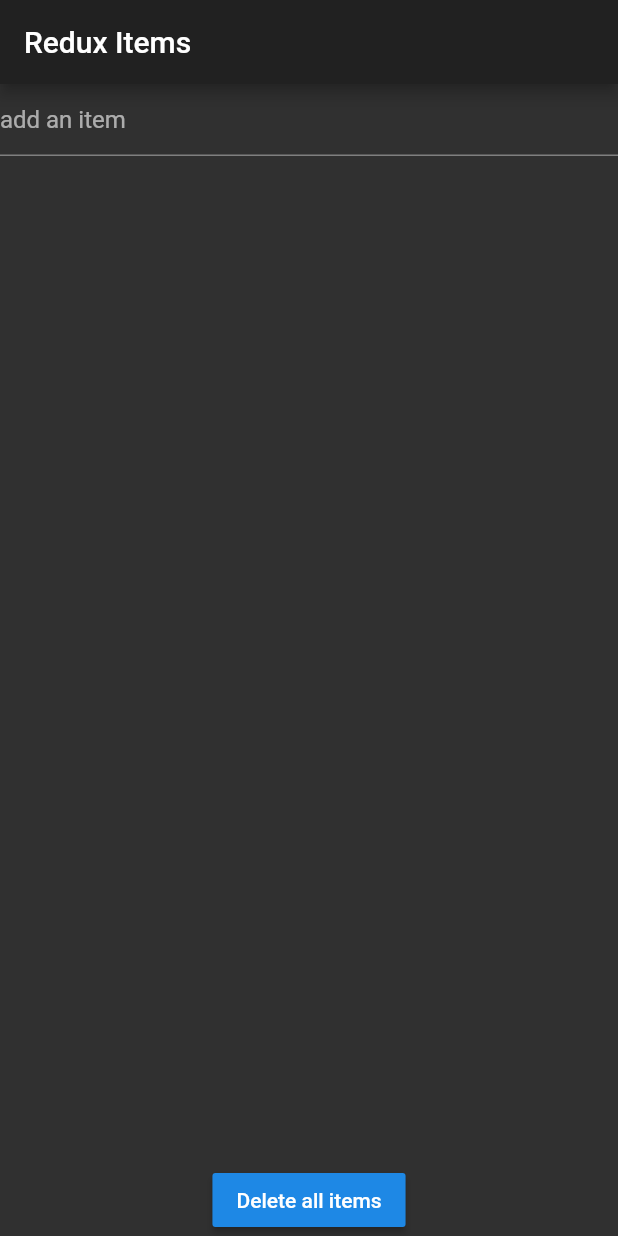
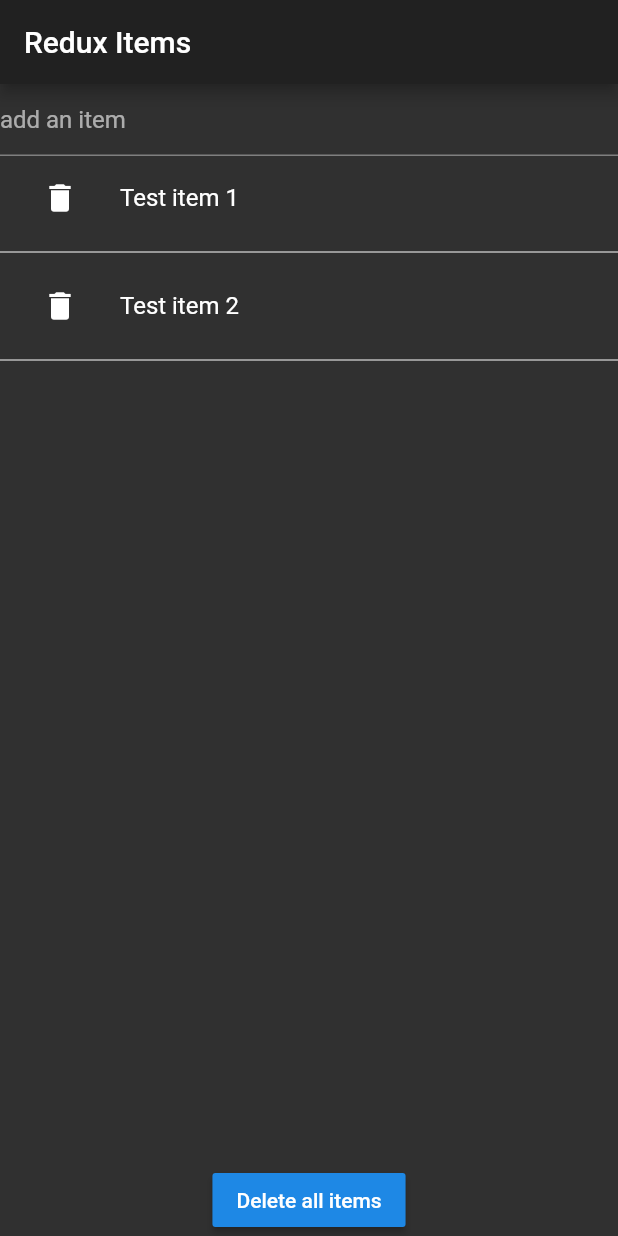
Before and after one commit to Quintessencion/flutter_hello_world, a Flutter app: the screen it shows after launch, on a phone screen of 412 x 824 dp. Run offline on Flutter 3.47's test engine with Material 2 defaults, Android fonts, the phone set to English and light mode, and no system bars; our stand-ins replace flutter_redux, redux.

Commit message:
added test data

```diff
--- a/lib/redux/model/model.dart
+++ b/lib/redux/model/model.dart
@@ -5,7 +5,13 @@ class AppState {
 
   AppState({@required this.items});
 
-  AppState.initialState() : items = List.unmodifiable(<Item>[]);
+  AppState.initialState() : items = createTextList();
+
+  static createTextList() {
+    return <Item>[]
+      ..add(Item(id: -1, body: 'Test item 1'))
+      ..add(Item(id: -2, body: 'Test item 2'));
+  }
 }
 
 class Item {
--- a/lib/redux/myHomePage.dart
+++ b/lib/redux/myHomePage.dart
@@ -1,7 +1,7 @@
 import 'package:flutter/material.dart';
 import 'package:flutter_hello_world/redux/actions/actions.dart';
 import 'package:flutter_hello_world/redux/model/model.dart';
-import 'package:flutter_hello_world/redux/reducers/reducers.dart';
+import 'package:flutter_hello_world/redux/store.dart';
 import 'package:flutter_redux/flutter_redux.dart';
 import 'package:redux/redux.dart';
 
@@ -9,10 +9,11 @@ class ReduxApp extends StatelessWidget {
   @override
   Widget build(BuildContext context) {
     return StoreProvider<AppState>(
-        store: Store<AppState>(appStateReducer,
-            initialState: AppState.initialState()),
+        store: prepareStore(),
         child: MaterialApp(
-            title: 'Redux Text', theme: ThemeData.dark(), home: MyHomePage()));
+          theme: ThemeData.dark(),
+          home: MyHomePage(),
+        ));
   }
 }
 
@@ -20,16 +21,14 @@ class MyHomePage extends StatelessWidget {
   @override
   Widget build(BuildContext context) {
     return Scaffold(
-      appBar: AppBar(
-        title: Text('Redux Items'),
-      ),
+      appBar: AppBar(title: Text('Redux Items')),
       body: StoreConnector<AppState, _ViewModel>(
         converter: (Store<AppState> store) => _ViewModel.create(store),
-        builder: (BuildContext context, _ViewModel viewModel) => Column(
+        builder: (BuildContext context, _ViewModel vm) => Column(
               children: <Widget>[
-                AddItemWidget(viewModel),
-                Expanded(child: ItemListWidget(viewModel)),
-                RemoveItemButton(viewModel)
+                AddItemWidget(vm),
+                Expanded(child: ItemListWidget(vm)),
+                RemoveItemButton(vm)
               ],
             ),
       ),
@@ -71,12 +70,24 @@ class ItemListWidget extends StatelessWidget {
   Widget build(BuildContext context) {
     return ListView(
         children: model.items
-            .map((Item item) => ListTile(
-                title: Text(item.body),
-                leading: IconButton(
-                  icon: Icon(Icons.delete),
-                  onPressed: () => model.onRemoveItem(item),
-                )))
+            .map(
+              (Item item) => Container(
+                    child: Column(
+                      children: <Widget>[
+                        ListTile(
+                          title: Text(item.body),
+                          leading: IconButton(
+                            icon: Icon(Icons.delete),
+                            onPressed: () => model.onRemoveItem(item),
+                          ),
+                        ),
+                        Divider(
+                          color: Colors.white,
+                        ),
+                      ],
+                    ),
+                  ),
+            )
             .toList());
   }
 }
--- a/lib/redux/reducers/reducers.dart
+++ b/lib/redux/store.dart
@@ -1,11 +1,25 @@
 import 'package:flutter_hello_world/redux/actions/actions.dart';
 import 'package:flutter_hello_world/redux/model/model.dart';
+import 'package:redux/redux.dart';
 
-AppState appStateReducer(AppState state, action) =>
+Store<AppState> prepareStore() {
+  return Store<AppState>(
+    (AppState state, dynamic action) => _getReducers(state, action),
+    initialState: AppState.initialState(),
+  );
+}
+
+AppState _getReducers(AppState state, action) =>
     AppState(items: itemReducer(state.items, action));
 
 List<Item> itemReducer(List<Item> state, action) {
   if (action is AddItemAction) {
+    for (var item in state) {
+      if (item.id == -1 || item.id == -2) {
+        return []..add(Item(id: action.id, body: action.item));
+      }
+    }
+
     return []
       ..addAll(state)
       ..add(Item(id: action.id, body: action.item));
@@ -16,7 +30,7 @@ List<Item> itemReducer(List<Item> state, action) {
   }
 
   if (action is RemoveItemsAction) {
-    return List.unmodifiable(List.unmodifiable([]));
+    return AppState.createTextList();
   }
 
   return state;
```
